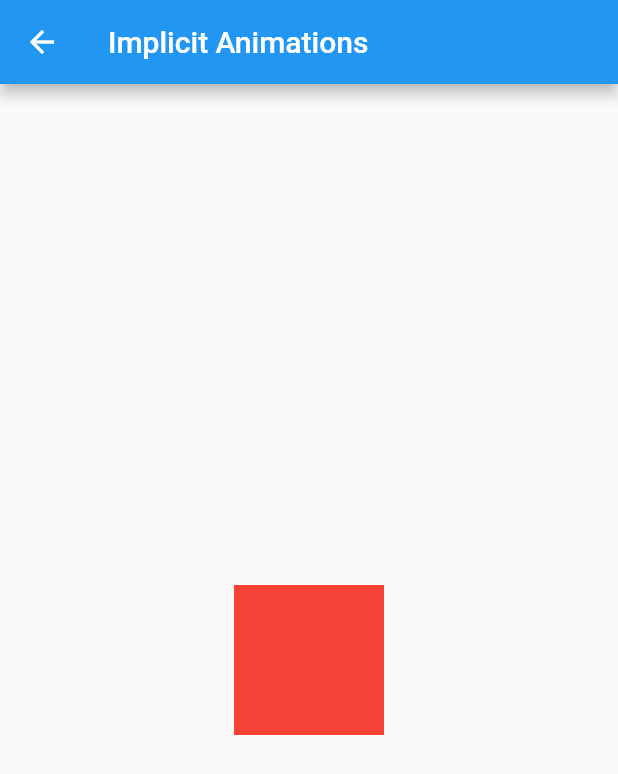
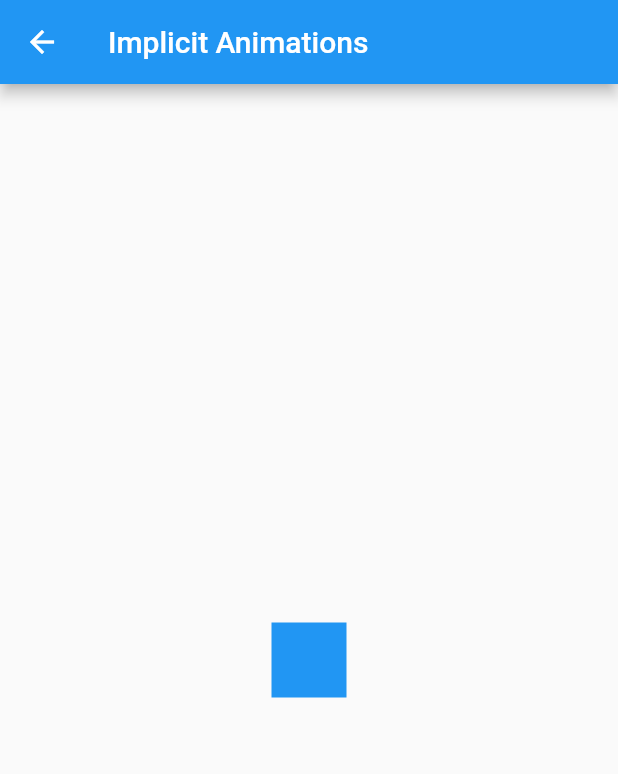
Before and after one commit to enosteteo/implicit_animations, a Flutter app: the ImplicitAnimationsPage screen opened directly, on a phone screen of 412 x 824 dp. Shown: the top 774 px of the screen. Run offline on Flutter 3.47's test engine with Material 2 defaults, Android fonts, the phone set to English and light mode, and no system bars.

Commit message:
com animação impícita ao pressionar o quadrado

```diff
--- a/lib/implicit_animations_page.dart
+++ b/lib/implicit_animations_page.dart
@@ -8,6 +8,7 @@ class ImplicitAnimationsPage extends StatefulWidget {
 }
 
 class _ImplicitAnimationsPageState extends State<ImplicitAnimationsPage> {
+  bool isExpaned = false;
   @override
   Widget build(BuildContext context) {
     return Scaffold(
@@ -15,10 +16,18 @@ class _ImplicitAnimationsPageState extends State<ImplicitAnimationsPage> {
         title: Text('Implicit Animations'),
       ),
       body: Center(
-        child: Container(
-          width: 100,
-          height: 100,
-          color: Colors.red,
+        child: GestureDetector(
+          onTap: () {
+            setState(() {
+              isExpaned = !isExpaned;
+            });
+          },
+          child: AnimatedContainer(
+            duration: Duration(seconds: 1, milliseconds: 50),
+            width: isExpaned ? 100 : 50,
+            height: isExpaned ? 100 : 50,
+            color: isExpaned ? Colors.red : Colors.blue,
+          ),
         ),
       ),
     );
```
